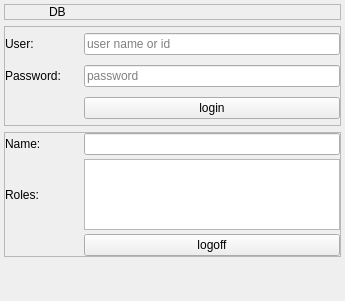
Old version of the form src/blackgui/components/dblogincomponent.ui in the repository swift-project/pilotclient.
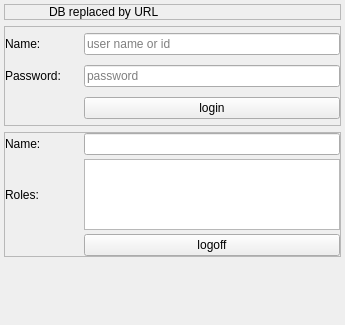
New version of the form. Icons and pictures are not drawn.

What changed in the file:
```diff
--- a/src/blackgui/components/dblogincomponent.ui
+++ b/src/blackgui/components/dblogincomponent.ui
@@ -2,6 +2,14 @@
 <ui version="4.0">
  <class>CDbLoginComponent</class>
  <widget class="QFrame" name="CDbLoginComponent">
+  <property name="geometry">
+   <rect>
+    <x>0</x>
+    <y>0</y>
+    <width>345</width>
+    <height>325</height>
+   </rect>
+  </property>
   <property name="windowTitle">
    <string>DB login</string>
   </property>
@@ -73,7 +81,7 @@
       <item>
        <widget class="QLabel" name="lbl_SwiftDB">
         <property name="text">
-         <string>DB</string>
+         <string>DB replaced by URL</string>
         </property>
        </widget>
       </item>
@@ -126,7 +134,7 @@
       <item row="0" column="0">
        <widget class="QLabel" name="lbl_User">
         <property name="text">
-         <string>User:</string>
+         <string>Name:</string>
         </property>
        </widget>
       </item>
```
